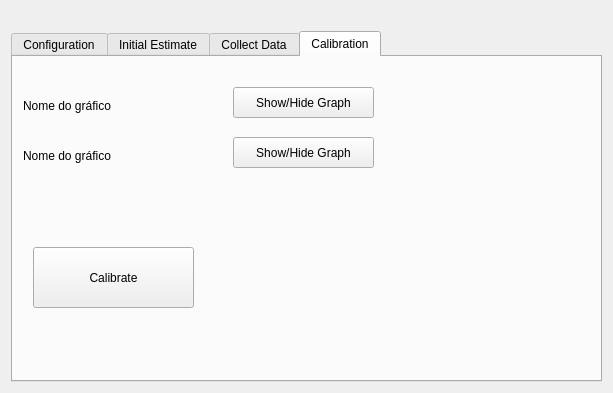
lardemua/atom_rviz_plugin, file atom_rviz_plugin/src/ui/calibration_panel.ui: the form before one commit.
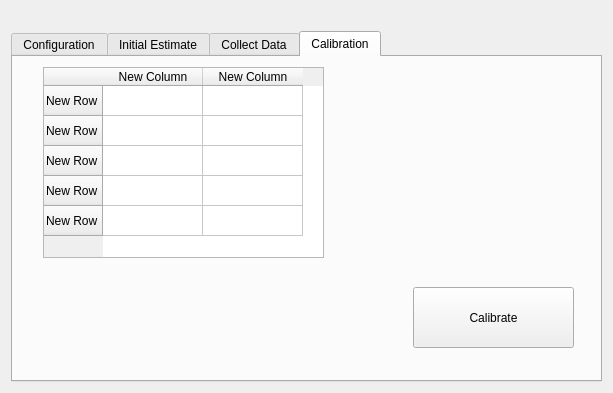
The form after the commit. The open tabs and pages were chosen to show the change.

What changed in the file:
```diff
--- a/atom_rviz_plugin/src/ui/calibration_panel.ui
+++ b/atom_rviz_plugin/src/ui/calibration_panel.ui
@@ -1997,8 +1997,8 @@
       <widget class="QPushButton" name="pushButton">
        <property name="geometry">
         <rect>
-         <x>20</x>
-         <y>190</y>
+         <x>400</x>
+         <y>230</y>
          <width>161</width>
          <height>61</height>
         </rect>
@@ -2007,57 +2007,56 @@
         <string>Calibrate</string>
        </property>
       </widget>
-      <widget class="QPushButton" name="pushButton_2">
+      <widget class="QTableWidget" name="initEstimateTableWidget_2">
        <property name="geometry">
         <rect>
-         <x>220</x>
-         <y>30</y>
-         <width>141</width>
-         <height>31</height>
+         <x>30</x>
+         <y>10</y>
+         <width>281</width>
+         <height>191</height>
         </rect>
        </property>
+       <property name="lineWidth">
+        <number>0</number>
+       </property>
+       <attribute name="horizontalHeaderCascadingSectionResizes">
+        <bool>false</bool>
+       </attribute>
+       <row>
        <property name="text">
-        <string>Show/Hide Graph</string>
-       </property>
-      </widget>
-      <widget class="QPushButton" name="pushButton_3">
-       <property name="geometry">
-        <rect>
-         <x>220</x>
-         <y>80</y>
-         <width>141</width>
-         <height>31</height>
-        </rect>
-       </property>
+         <string>New Row</string>
+        </property>
+       </row>
+       <row>
+        <property name="text">
+         <string>New Row</string>
+        </property>
+       </row>
+       <row>
        <property name="text">
-        <string>Show/Hide Graph</string>
-       </property>
-      </widget>
-      <widget class="QLabel" name="label_3">
-       <property name="geometry">
-        <rect>
-         <x>10</x>
-         <y>40</y>
-         <width>171</width>
-         <height>17</height>
-        </rect>
-       </property>
+         <string>New Row</string>
+        </property>
+       </row>
+       <row>
+        <property name="text">
+         <string>New Row</string>
+        </property>
+       </row>
+       <row>
        <property name="text">
-        <string>Nome do gráfico</string>
-       </property>
-      </widget>
-      <widget class="QLabel" name="label_4">
-       <property name="geometry">
-        <rect>
-         <x>10</x>
-         <y>90</y>
-         <width>171</width>
-         <height>17</height>
-        </rect>
-       </property>
+         <string>New Row</string>
+        </property>
+       </row>
+       <column>
+        <property name="text">
+         <string>New Column</string>
+        </property>
+       </column>
+       <column>
        <property name="text">
-        <string>Nome do gráfico</string>
-       </property>
+         <string>New Column</string>
+        </property>
+       </column>
       </widget>
      </widget>
     </widget>
```
Left out of the diff: 2 changed lines with no effect on the pictures. Lines whose indentation alone changed are shown as unchanged.
